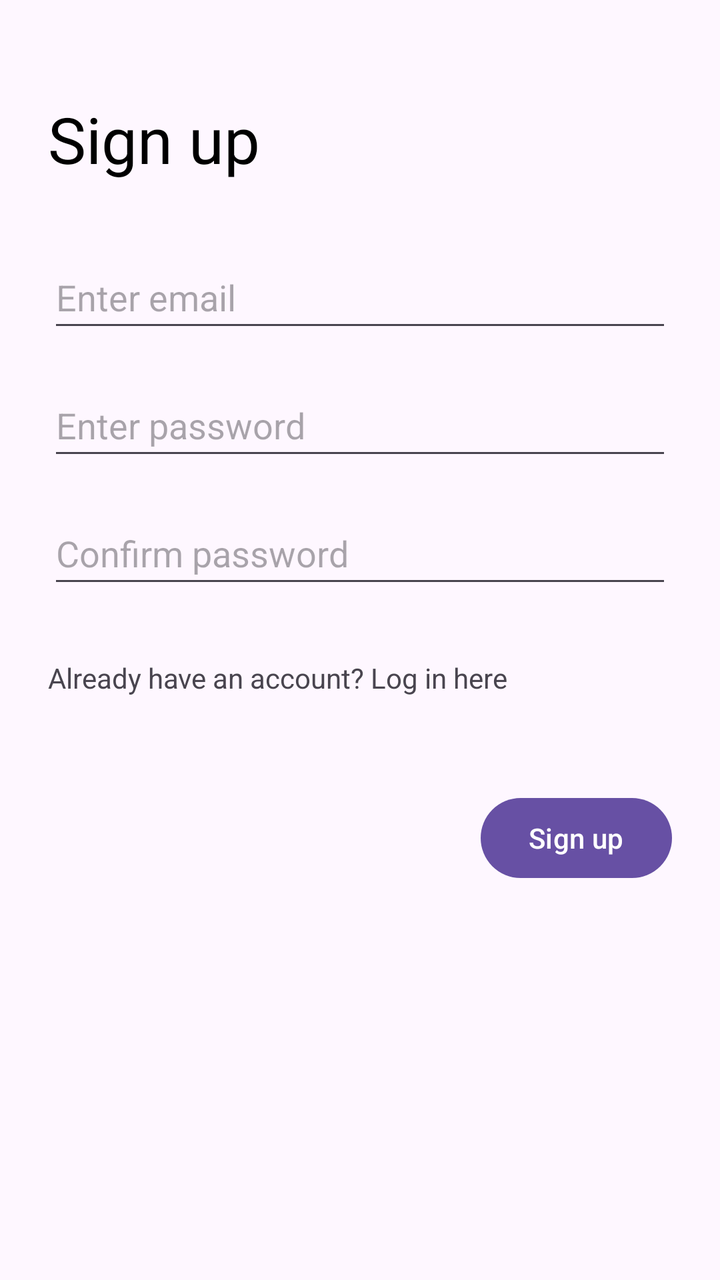
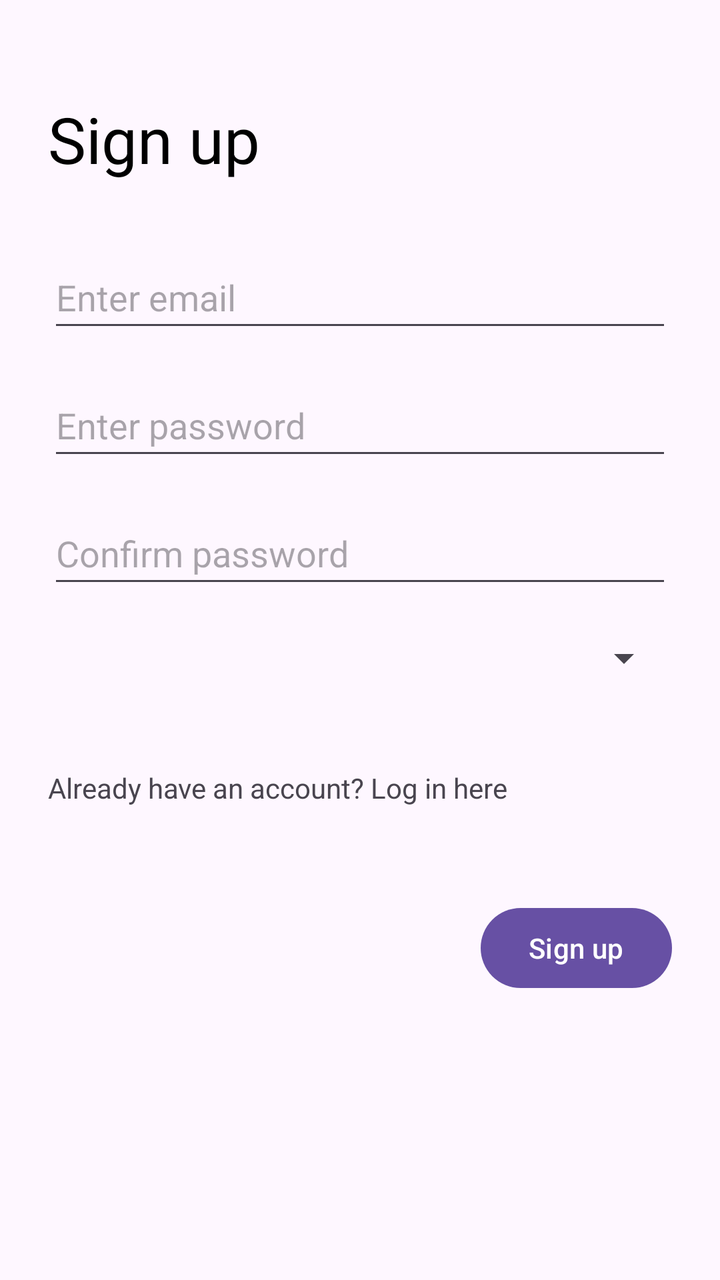

Two renders of the same Android screen: before a commit and after it. Below are the layout's source before the change and the commit's diff.
<!-- AndroidManifest.xml: application theme Theme.CampusFix -->
<!-- res/layout/activity_signup.xml -->
<?xml version="1.0" encoding="utf-8"?>
<androidx.constraintlayout.widget.ConstraintLayout
    xmlns:android="http://schemas.android.com/apk/res/android"
    xmlns:app="http://schemas.android.com/apk/res-auto"
    xmlns:tools="http://schemas.android.com/tools"
    android:id="@+id/main"
    android:layout_width="match_parent"
    android:layout_height="match_parent"
    android:padding="24dp"
    tools:context=".SignUpActivity">

    <TextView
        android:id="@+id/tvTitle"
        android:layout_width="wrap_content"
        android:layout_height="wrap_content"
        android:layout_marginTop="24dp"
        android:text="Sign up"
        android:textColor="@android:color/black"
        android:textSize="32sp"
        app:layout_constraintStart_toStartOf="parent"
        app:layout_constraintTop_toTopOf="parent" />

    <EditText
        android:id="@+id/etEmail"
        android:layout_width="0dp"
        android:layout_height="wrap_content"
        android:layout_marginTop="32dp"
        android:hint="Enter email"
        android:importantForAutofill="no"
        android:inputType="textEmailAddress"
        android:minHeight="48dp"
        app:layout_constraintEnd_toEndOf="parent"
        app:layout_constraintStart_toStartOf="parent"
        app:layout_constraintTop_toBottomOf="@id/tvTitle" />

    <EditText
        android:id="@+id/etPassword"
        android:layout_width="0dp"
        android:layout_height="wrap_content"
        android:layout_marginTop="16dp"
        android:hint="Enter password"
        android:importantForAutofill="no"
        android:inputType="textPassword"
        android:minHeight="48dp"
        app:layout_constraintEnd_toEndOf="parent"
        app:layout_constraintStart_toStartOf="parent"
        app:layout_constraintTop_toBottomOf="@id/etEmail" />

    <EditText
        android:id="@+id/etConfirmPassword"
        android:layout_width="0dp"
        android:layout_height="wrap_content"
        android:layout_marginTop="16dp"
        android:hint="Confirm password"
        android:importantForAutofill="no"
        android:inputType="textPassword"
        android:minHeight="48dp"
        app:layout_constraintEnd_toEndOf="parent"
        app:layout_constraintStart_toStartOf="parent"
        app:layout_constraintTop_toBottomOf="@id/etPassword" />

    <TextView
        android:id="@+id/tvLogin"
        android:layout_width="wrap_content"
        android:layout_height="wrap_content"
        android:layout_marginTop="16dp"
        android:minHeight="48dp"
        android:gravity="center_vertical"
        android:text="Already have an account? Log in here"
        android:textSize="14sp"
        app:layout_constraintStart_toStartOf="parent"
        app:layout_constraintTop_toBottomOf="@id/etConfirmPassword" />

    <Button
        android:id="@+id/btnSignUp"
        android:layout_width="wrap_content"
        android:layout_height="wrap_content"
        android:layout_marginTop="32dp"
        android:text="Sign up"
        app:layout_constraintEnd_toEndOf="parent"
        app:layout_constraintTop_toBottomOf="@id/tvLogin" />

</androidx.constraintlayout.widget.ConstraintLayout>
<!-- resources referenced by this layout -->
<resources>
  <style name="Theme.CampusFix" parent="Theme.Material3.Light.NoActionBar" />
</resources>

<!-- the commit's change to res/layout/activity_signup.xml (unified diff, before → after) -->
@@ -59,6 +59,13 @@
         app:layout_constraintStart_toStartOf="parent"
         app:layout_constraintTop_toBottomOf="@id/etPassword" />
 
+    <Spinner
+        android:id="@+id/spinRole"
+        android:layout_width="match_parent"
+        android:layout_height="50dp"
+        android:layout_marginTop="5dp"
+        app:layout_constraintTop_toBottomOf="@id/etConfirmPassword"/>
+
     <TextView
         android:id="@+id/tvLogin"
         android:layout_width="wrap_content"
@@ -69,7 +76,7 @@
         android:text="Already have an account? Log in here"
         android:textSize="14sp"
         app:layout_constraintStart_toStartOf="parent"
-        app:layout_constraintTop_toBottomOf="@id/etConfirmPassword" />
+        app:layout_constraintTop_toBottomOf="@id/spinRole" />
 
     <Button
         android:id="@+id/btnSignUp"
